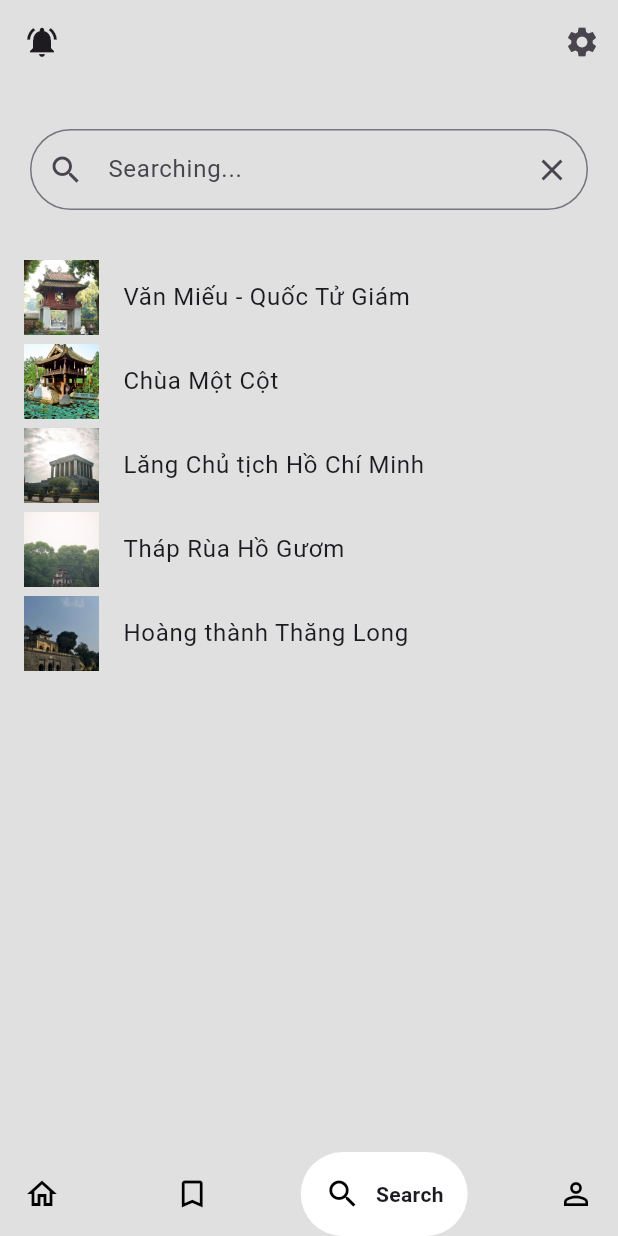
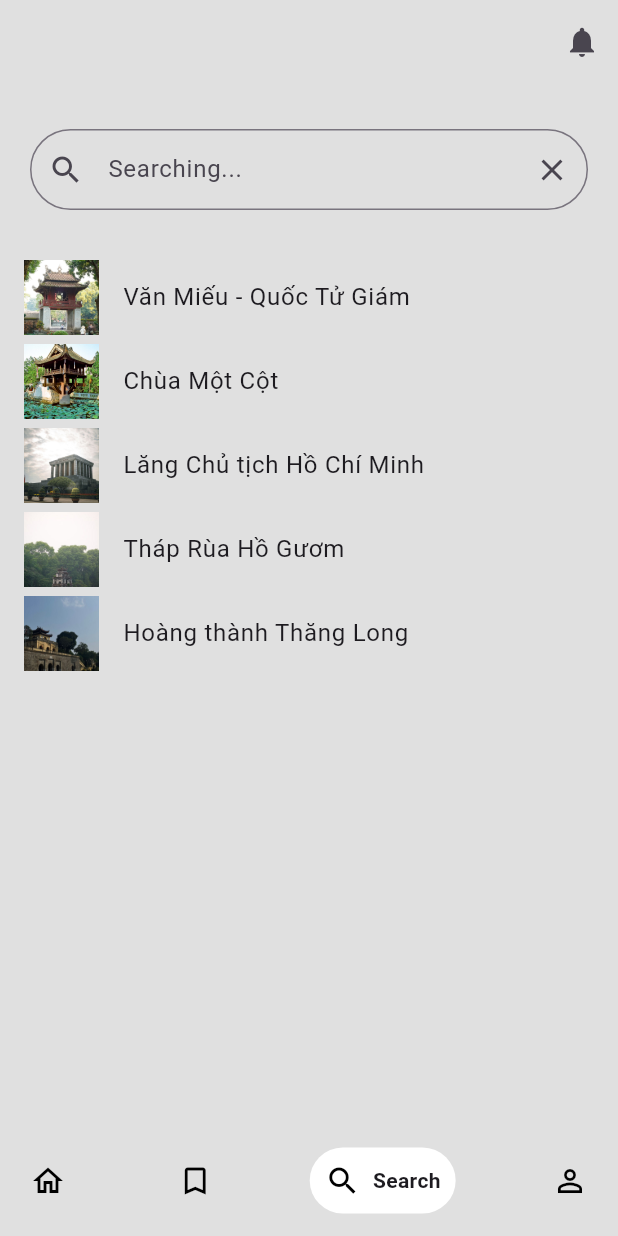
Before and after one commit to BinhDuongNgo/culture_heritage, a Flutter app: the Home screen opened directly, item 3 of the bottom bar chosen, on a phone screen of 412 x 824 dp. Run offline on Flutter 3.47's test engine with Material 3 defaults, Android fonts, the phone set to English and light mode, and no system bars; drawn by our look-alikes of google_nav_bar; our stand-ins replace readmore; missing offline and left inert: another_stepper.

Commit message:
feat: update back button

```diff
--- a/lib/home.dart
+++ b/lib/home.dart
@@ -5,9 +5,9 @@ import 'package:travel_application/pages/booking_page.dart';
 import 'package:travel_application/pages/home_page.dart';
 // ignore: depend_on_referenced_packages
 import 'package:google_nav_bar/google_nav_bar.dart';
+import 'package:travel_application/pages/notification_page.dart';
 import 'package:travel_application/pages/profile_page.dart';
 import 'package:travel_application/pages/search_page.dart';
-import 'package:travel_application/pages/settings_page.dart';
 
 class Home extends StatefulWidget {
   @override
@@ -24,16 +24,20 @@ class _Home extends State<Home> {
   ];
   @override
   Widget build(BuildContext context) {
-    return Scaffold(
+    return WillPopScope(
+      onWillPop: () async {
+        return false;
+      },
+      child: Scaffold(
         appBar: AppBar(
           backgroundColor: Color.fromRGBO(224, 224, 224, 1.0),
-        leading: Icon(Icons.notifications_active),
+          automaticallyImplyLeading: false,
           actions: [
             IconButton(
-            icon: Icon(Icons.settings),
+              icon: Icon(Icons.notifications),
               onPressed: () {
                 Navigator.push(context,
-                  MaterialPageRoute(builder: (context) => SettingsPage()));
+                    MaterialPageRoute(builder: (context) => NotificationPage()));
                 //SettingPage.dart
               },
             ),
@@ -42,11 +46,15 @@ class _Home extends State<Home> {
         body: Container(
           child: _widgetOptions.elementAt(_selectedIndex),
         ),
-      bottomNavigationBar: GNav(
-        backgroundColor: Color.fromRGBO(224, 224, 224, 1.0),
+        bottomNavigationBar: Container(
+          color: Colors.grey.shade300,
+          child: Padding(
+            padding: const EdgeInsets.symmetric(horizontal: 10, vertical: 15),
+            child: GNav(
+              backgroundColor: Colors.grey.shade300,
               tabBackgroundColor: Colors.white,
-        padding: EdgeInsets.all(16),
-        gap: 10,
+              padding: EdgeInsets.all(10),
+              gap: 8,
               selectedIndex: _selectedIndex,
               onTabChange: (index) {
                 setState(() {
@@ -72,6 +80,9 @@ class _Home extends State<Home> {
                 ),
               ],
             ),
+          ),
+        ),
+      ),
     );
   }
 }
```
Lines whose indentation alone changed are shown as unchanged.
